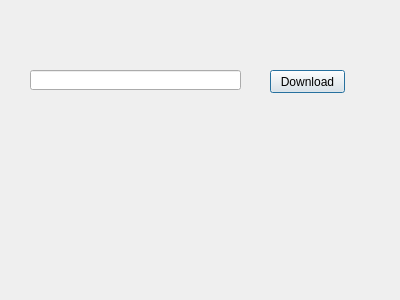
The window that ui/dialog.ui (btaczala/my-thesis) describes before a commit, drawn with Qt 5.
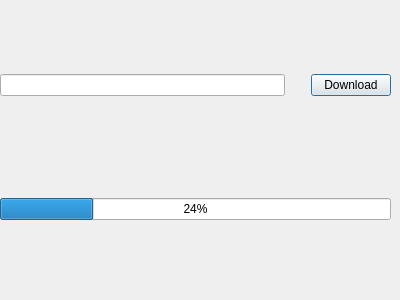
The same window after the commit.

The edit to the form file:
```diff
--- a/ui/dialog.ui
+++ b/ui/dialog.ui
@@ -12,28 +12,64 @@
   <property name="windowTitle" >
    <string>Dialog</string>
   </property>
-  <widget class="QLineEdit" name="AddressLine" >
+  <widget class="QWidget" name="verticalLayoutWidget" >
    <property name="geometry" >
     <rect>
-     <x>30</x>
-     <y>70</y>
-     <width>211</width>
-     <height>20</height>
+     <x>0</x>
+     <y>-1</y>
+     <width>391</width>
+     <height>221</height>
     </rect>
    </property>
-  </widget>
-  <widget class="QPushButton" name="DownloadButton" >
-   <property name="geometry" >
-    <rect>
-     <x>270</x>
-     <y>70</y>
-     <width>75</width>
-     <height>23</height>
-    </rect>
-   </property>
-   <property name="text" >
-    <string>Download</string>
-   </property>
+   <layout class="QVBoxLayout" name="verticalLayout" >
+    <item>
+     <layout class="QHBoxLayout" name="horizontalLayout_3" >
+      <item>
+       <widget class="QLineEdit" name="AddressLine" />
+      </item>
+      <item>
+       <spacer name="verticalSpacer" >
+        <property name="orientation" >
+         <enum>Qt::Vertical</enum>
+        </property>
+        <property name="sizeHint" stdset="0" >
+         <size>
+          <width>20</width>
+          <height>40</height>
+         </size>
+        </property>
+       </spacer>
+      </item>
+      <item>
+       <widget class="QPushButton" name="DownloadButton" >
+        <property name="text" >
+         <string>Download</string>
+        </property>
+       </widget>
+      </item>
+     </layout>
+    </item>
+    <item>
+     <spacer name="horizontalSpacer" >
+      <property name="orientation" >
+       <enum>Qt::Horizontal</enum>
+      </property>
+      <property name="sizeHint" stdset="0" >
+       <size>
+        <width>40</width>
+        <height>20</height>
+       </size>
+      </property>
+     </spacer>
+    </item>
+    <item>
+     <widget class="QProgressBar" name="progressBar" >
+      <property name="value" >
+       <number>24</number>
+      </property>
+     </widget>
+    </item>
+   </layout>
   </widget>
  </widget>
  <resources/>
```
